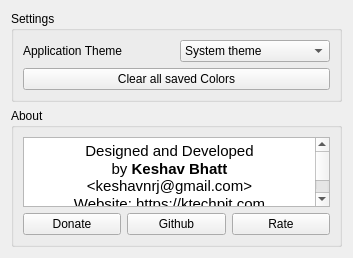
Above: settings.ui from keshavbhatt/ColorPicker before the change. Below: the same form after it.
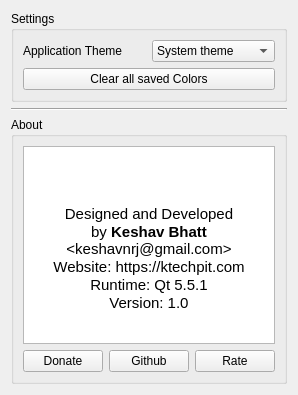
That is the form after the change. Icons and pictures are not drawn.

Commit message: revamped settings dialog

The edit to the form file:
```diff
--- a/settings.ui
+++ b/settings.ui
@@ -6,8 +6,8 @@
    <rect>
     <x>0</x>
     <y>0</y>
-    <width>353</width>
-    <height>256</height>
+    <width>288</width>
+    <height>395</height>
    </rect>
   </property>
   <property name="windowTitle">
@@ -64,6 +64,13 @@
      </layout>
     </widget>
    </item>
+   <item>
+    <widget class="Line" name="line">
+     <property name="orientation">
+      <enum>Qt::Horizontal</enum>
+     </property>
+    </widget>
+   </item>
    <item>
     <widget class="QGroupBox" name="groupBox_2">
      <property name="title">
@@ -74,15 +81,23 @@
        <layout class="QVBoxLayout" name="verticalLayout">
         <item>
          <widget class="QTextBrowser" name="aboutTextBrowser">
+          <property name="sizeAdjustPolicy">
+           <enum>QAbstractScrollArea::AdjustToContents</enum>
+          </property>
           <property name="html">
            <string>&lt;!DOCTYPE HTML PUBLIC &quot;-//W3C//DTD HTML 4.0//EN&quot; &quot;http://www.w3.org/TR/REC-html40/strict.dtd&quot;&gt;
 &lt;html&gt;&lt;head&gt;&lt;meta name=&quot;qrichtext&quot; content=&quot;1&quot; /&gt;&lt;style type=&quot;text/css&quot;&gt;
 p, li { white-space: pre-wrap; }
 &lt;/style&gt;&lt;/head&gt;&lt;body style=&quot; font-family:'Ubuntu'; font-size:11pt; font-weight:400; font-style:normal;&quot;&gt;
+&lt;p align=&quot;center&quot; style=&quot;-qt-paragraph-type:empty; margin-top:0px; margin-bottom:0px; margin-left:0px; margin-right:0px; -qt-block-indent:0; text-indent:0px;&quot;&gt;&lt;br /&gt;&lt;/p&gt;
+&lt;p align=&quot;center&quot; style=&quot; margin-top:0px; margin-bottom:0px; margin-left:0px; margin-right:0px; -qt-block-indent:0; text-indent:0px;&quot;&gt;&lt;img src=&quot;:/icons/app-64.png&quot; /&gt;&lt;/p&gt;
+&lt;p align=&quot;center&quot; style=&quot;-qt-paragraph-type:empty; margin-top:0px; margin-bottom:0px; margin-left:0px; margin-right:0px; -qt-block-indent:0; text-indent:0px;&quot;&gt;&lt;br /&gt;&lt;/p&gt;
 &lt;p align=&quot;center&quot; style=&quot; margin-top:0px; margin-bottom:0px; margin-left:0px; margin-right:0px; -qt-block-indent:0; text-indent:0px;&quot;&gt;Designed and Developed&lt;/p&gt;
 &lt;p align=&quot;center&quot; style=&quot; margin-top:0px; margin-bottom:0px; margin-left:0px; margin-right:0px; -qt-block-indent:0; text-indent:0px;&quot;&gt;by &lt;span style=&quot; font-weight:600;&quot;&gt;Keshav Bhatt&lt;/span&gt; &amp;lt;keshavnrj@gmail.com&amp;gt;&lt;/p&gt;
 &lt;p align=&quot;center&quot; style=&quot; margin-top:0px; margin-bottom:0px; margin-left:0px; margin-right:0px; -qt-block-indent:0; text-indent:0px;&quot;&gt;Website: https://ktechpit.com&lt;/p&gt;
-&lt;p align=&quot;center&quot; style=&quot; margin-top:0px; margin-bottom:0px; margin-left:0px; margin-right:0px; -qt-block-indent:0; text-indent:0px;&quot;&gt;Runtime: Qt 5.5.1&lt;/p&gt;&lt;/body&gt;&lt;/html&gt;</string>
+&lt;p align=&quot;center&quot; style=&quot; margin-top:0px; margin-bottom:0px; margin-left:0px; margin-right:0px; -qt-block-indent:0; text-indent:0px;&quot;&gt;Runtime: Qt 5.5.1&lt;/p&gt;
+&lt;p align=&quot;center&quot; style=&quot; margin-top:0px; margin-bottom:0px; margin-left:0px; margin-right:0px; -qt-block-indent:0; text-indent:0px;&quot;&gt;Version: 1.0&lt;/p&gt;
+&lt;p align=&quot;center&quot; style=&quot;-qt-paragraph-type:empty; margin-top:0px; margin-bottom:0px; margin-left:0px; margin-right:0px; -qt-block-indent:0; text-indent:0px;&quot;&gt;&lt;br /&gt;&lt;/p&gt;&lt;/body&gt;&lt;/html&gt;</string>
           </property>
          </widget>
         </item>
```
